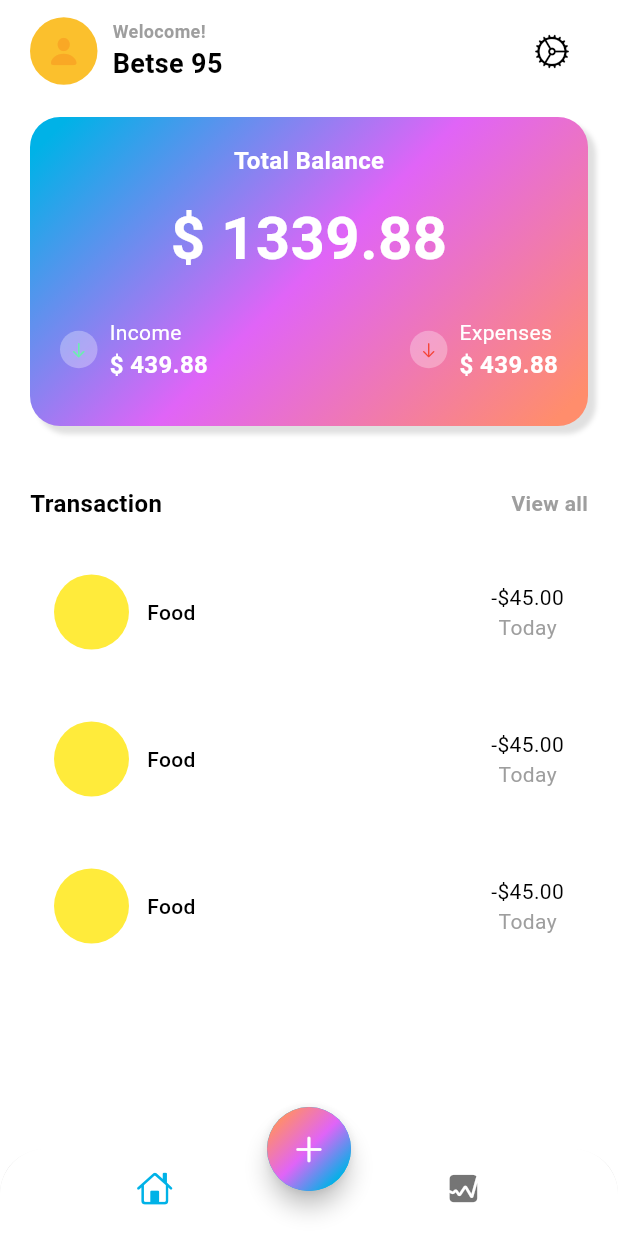
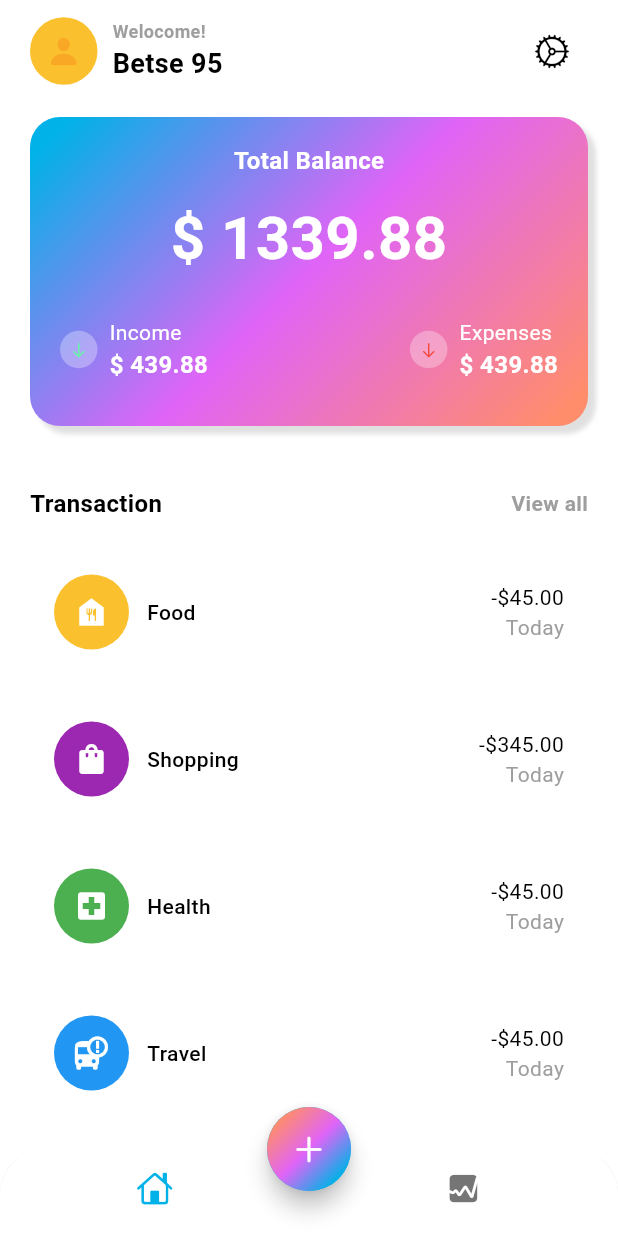
Before and after one commit to whiHak/Expense_Tracker, a Flutter app: the screen it shows after launch, on a phone screen of 412 x 824 dp. Run offline on Flutter 3.47's test engine with Material 3 defaults, Android fonts, the phone set to English and light mode, and no system bars.

Commit message:
added ListView ui

```diff
--- /dev/null
+++ b/lib/data/data.dart
@@ -0,0 +1,32 @@
+import 'package:flutter/material.dart';
+
+List<Map<String, dynamic>> transactionData = [
+  {
+    "icon": const Icon(Icons.food_bank, color: Colors.white),
+    "color": Colors.yellow[700],
+    "name": "Food",
+    "totalAmount": "-\$45.00",
+    "date": "Today",
+  },
+  {
+    "icon": const Icon(Icons.shopping_bag, color: Colors.white),
+    "color": Colors.purple,
+    "name": "Shopping",
+    "totalAmount": "-\$345.00",
+    "date": "Today",
+  },
+  {
+    "icon": const Icon(Icons.local_hospital, color: Colors.white),
+    "color": Colors.green,
+    "name": "Health",
+    "totalAmount": "-\$45.00",
+    "date": "Today",
+  },
+  {
+    "icon": const Icon(Icons.bus_alert, color: Colors.white),
+    "color": Colors.blue,
+    "name": "Travel",
+    "totalAmount": "-\$45.00",
+    "date": "Today",
+  },
+];
--- a/lib/screens/home/views/main_screen.dart
+++ b/lib/screens/home/views/main_screen.dart
@@ -1,5 +1,6 @@
 import 'dart:math';
 
+import 'package:expense_tracker/data/data.dart';
 import 'package:flutter/cupertino.dart';
 import 'package:flutter/material.dart';
 
@@ -223,7 +224,7 @@ class MainScreen extends StatelessWidget {
             const SizedBox(height: 20),
             Expanded(
               child: ListView.builder(
-                  itemCount: 3,
+                  itemCount: transactionData.length,
                   itemBuilder: (context, int i) {
                     return Padding(
                       padding: const EdgeInsets.only(bottom: 16),
@@ -239,16 +240,22 @@ class MainScreen extends StatelessWidget {
                             children: [
                               Row(
                                 children: [
-                                  Container(
-                                    width: 50,
-                                    height: 50,
-                                    decoration: const BoxDecoration(
-                                        color: Colors.yellow,
-                                        shape: BoxShape.circle),
+                                  Stack(
+                                    alignment: Alignment.center,
+                                    children: [
+                                      Container(
+                                        width: 50,
+                                        height: 50,
+                                        decoration: BoxDecoration(
+                                            color: transactionData[i]["color"],
+                                            shape: BoxShape.circle),
+                                      ),
+                                      transactionData[i]["icon"],
+                                    ],
                                   ),
                                   const SizedBox(width: 12),
                                   Text(
-                                    "Food",
+                                    transactionData[i]["name"],
                                     style: TextStyle(
                                       color: Theme.of(context)
                                           .colorScheme
@@ -260,9 +267,10 @@ class MainScreen extends StatelessWidget {
                                 ],
                               ),
                               Column(
+                                crossAxisAlignment: CrossAxisAlignment.end,
                                 children: [
                                   Text(
-                                    "-\$45.00",
+                                    transactionData[i]["totalAmount"],
                                     style: TextStyle(
                                       color: Theme.of(context)
                                           .colorScheme
@@ -272,7 +280,7 @@ class MainScreen extends StatelessWidget {
                                     ),
                                   ),
                                   Text(
-                                    "Today",
+                                    transactionData[i]["date"],
                                     style: TextStyle(
                                       color:
                                           Theme.of(context).colorScheme.outline,
```
